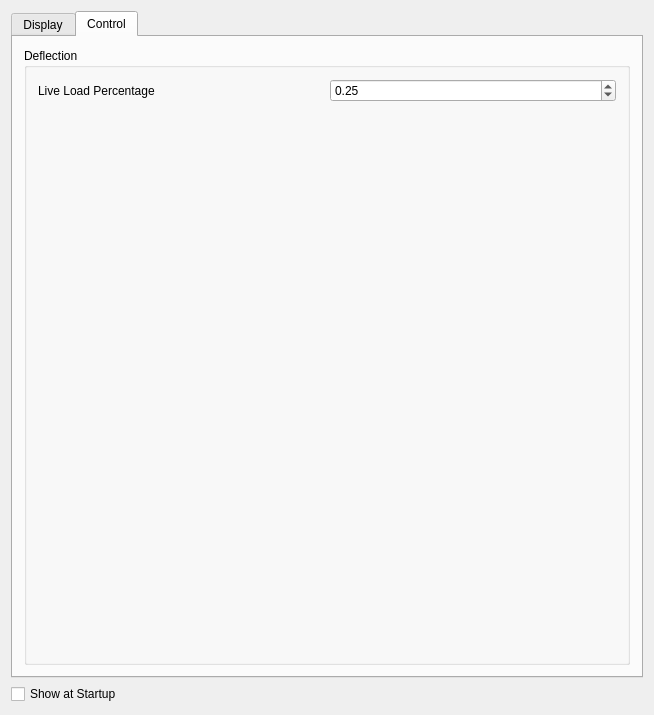
The window that widgets/preferences-civiltools_visual.ui (ebrahimraeyat/civilTools) describes before a commit, drawn with Qt 5.
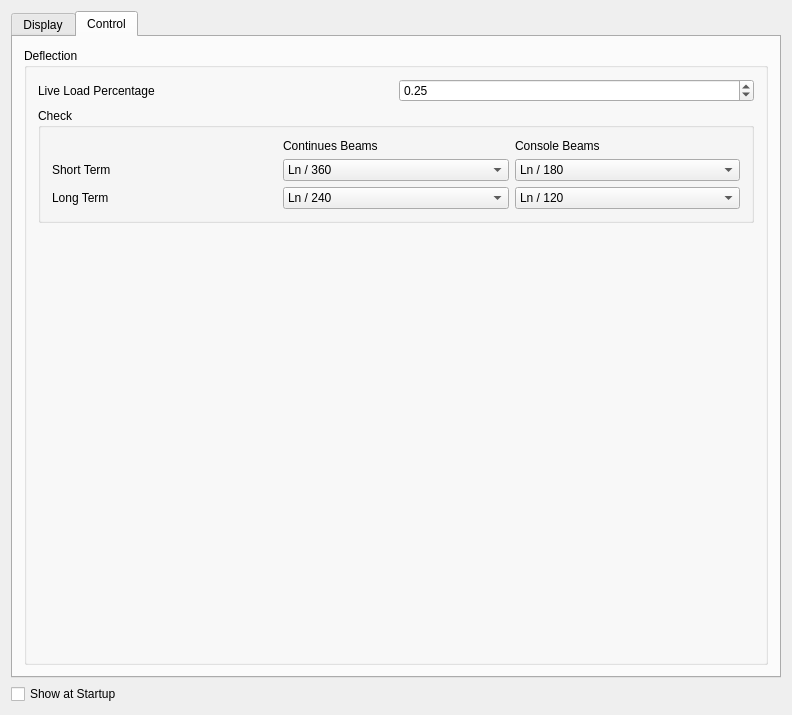
The same window after the commit. Custom widgets are drawn as their Qt base class.

Commit message: Set limit for console in beam deflection

```diff
--- a/widgets/preferences-civiltools_visual.ui
+++ b/widgets/preferences-civiltools_visual.ui
@@ -6,7 +6,7 @@
    <rect>
     <x>0</x>
     <y>0</y>
-    <width>654</width>
+    <width>792</width>
     <height>715</height>
    </rect>
   </property>
@@ -371,6 +371,143 @@
             </item>
            </layout>
           </item>
+          <item>
+           <widget class="QGroupBox" name="groupBox_3">
+            <property name="title">
+             <string>Check</string>
+            </property>
+            <layout class="QGridLayout" name="gridLayout_4">
+             <item row="0" column="1">
+              <widget class="QLabel" name="label_21">
+               <property name="text">
+                <string>Continues Beams</string>
+               </property>
+              </widget>
+             </item>
+             <item row="2" column="0">
+              <widget class="QLabel" name="label_20">
+               <property name="text">
+                <string>Short Term</string>
+               </property>
+              </widget>
+             </item>
+             <item row="3" column="0">
+              <widget class="QLabel" name="label_22">
+               <property name="text">
+                <string>Long Term</string>
+               </property>
+              </widget>
+             </item>
+             <item row="0" column="2">
+              <widget class="QLabel" name="label_23">
+               <property name="text">
+                <string>Console Beams</string>
+               </property>
+              </widget>
+             </item>
+             <item row="2" column="1">
+              <widget class="Gui::PrefComboBox" name="continues_short_term_combobox">
+               <property name="enabled">
+                <bool>true</bool>
+               </property>
+               <property name="currentIndex">
+                <number>1</number>
+               </property>
+               <property name="prefEntry" stdset="0">
+                <cstring>continues_short_term_combobox</cstring>
+               </property>
+               <property name="prefPath" stdset="0">
+                <cstring>Mod/civilTools</cstring>
+               </property>
+               <item>
+                <property name="text">
+                 <string>Ln / 180</string>
+                </property>
+               </item>
+               <item>
+                <property name="text">
+                 <string>Ln / 360</string>
+                </property>
+               </item>
+              </widget>
+             </item>
+             <item row="3" column="1">
+              <widget class="Gui::PrefComboBox" name="continues_long_term_combobox">
+               <property name="enabled">
+                <bool>true</bool>
+               </property>
+               <property name="prefEntry" stdset="0">
+                <cstring>continues_long_term_combobox</cstring>
+               </property>
+               <property name="prefPath" stdset="0">
+                <cstring>Mod/civilTools</cstring>
+               </property>
+               <item>
+                <property name="text">
+                 <string>Ln / 240</string>
+                </property>
+               </item>
+               <item>
+                <property name="text">
+                 <string>Ln / 480</string>
+                </property>
+               </item>
+              </widget>
+             </item>
+             <item row="3" column="2">
+              <widget class="Gui::PrefComboBox" name="console_long_term_combobox">
+               <property name="enabled">
+                <bool>true</bool>
+               </property>
+               <property name="prefEntry" stdset="0">
+                <cstring>console_long_term_combobox</cstring>
+               </property>
+               <property name="prefPath" stdset="0">
+                <cstring>Mod/civilTools</cstring>
+               </property>
+               <item>
+                <property name="text">
+                 <string>Ln / 120</string>
+                </property>
+               </item>
+               <item>
+                <property name="text">
+                 <string>Ln / 240</string>
+                </property>
+               </item>
+               <item>
+                <property name="text">
+                 <string>Ln / 480</string>
+                </property>
+               </item>
+              </widget>
+             </item>
+             <item row="2" column="2">
+              <widget class="Gui::PrefComboBox" name="console_short_term_combobox">
+               <property name="enabled">
+                <bool>true</bool>
+               </property>
+               <property name="prefEntry" stdset="0">
+                <cstring>console_short_term_combobox</cstring>
+               </property>
+               <property name="prefPath" stdset="0">
+                <cstring>Mod/civilTools</cstring>
+               </property>
+               <item>
+                <property name="text">
+                 <string>Ln / 180</string>
+                </property>
+               </item>
+               <item>
+                <property name="text">
+                 <string>Ln / 360</string>
+                </property>
+               </item>
+              </widget>
+             </item>
+            </layout>
+           </widget>
+          </item>
           <item>
            <spacer name="verticalSpacer">
             <property name="orientation">
```
The commit also changes 3 other files.
